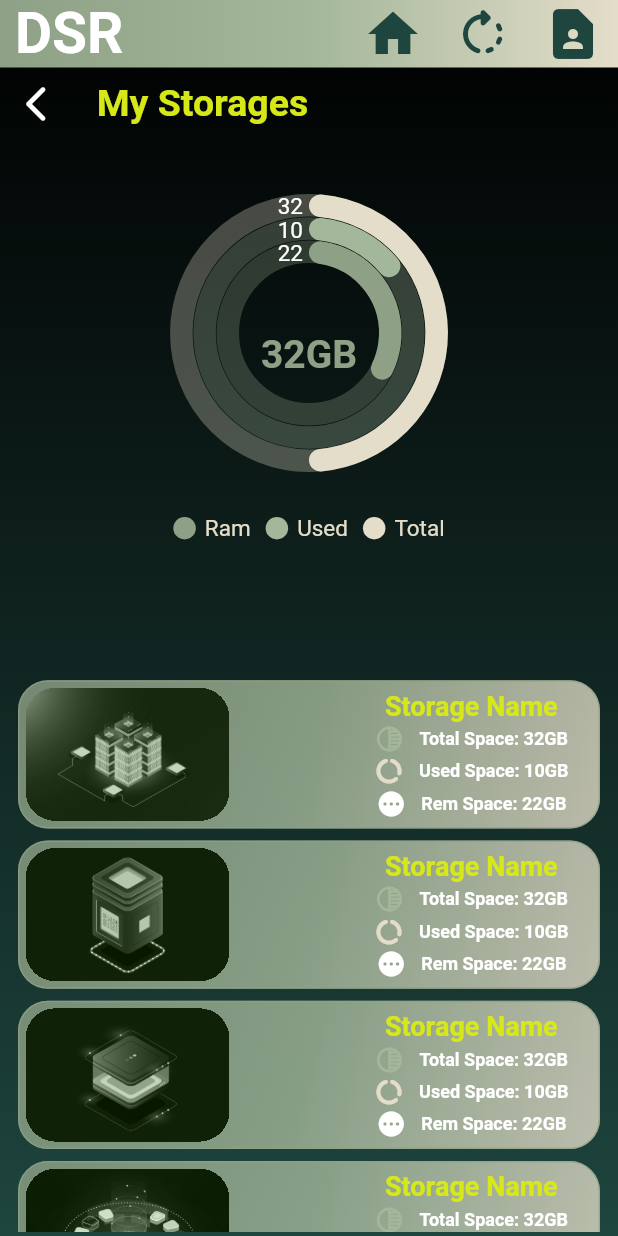
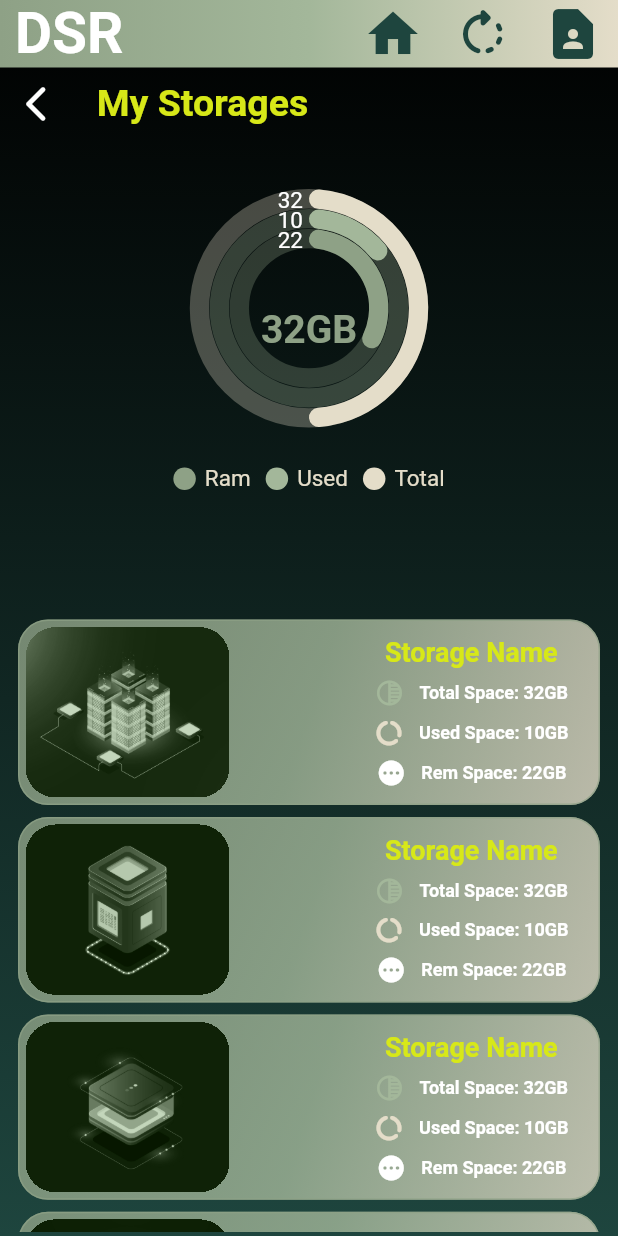
Before and after one commit to HrutujaP/Final-Year-Project---FrontEnd, a Flutter app: the HomeScreen screen opened by its route, after a tap on an icon or button, on a phone screen of 412 x 824 dp. Run offline on Flutter 3.47's test engine with Material 2 defaults, Android fonts, the phone set to English and light mode, and no system bars; our stand-ins replace analog_clock, email_validator, google_fonts, numberpicker, simple_gradient_text, slide_to_act and 3 more; missing offline and left inert: floating_bubbles, flutter_glow, video_player_win.

Commit message:
small chnages

```diff
--- a/diskspacerenting/lib/main.dart
+++ b/diskspacerenting/lib/main.dart
@@ -11,11 +11,6 @@ import 'package:flutter/material.dart';
 
 void main() {
   WidgetsFlutterBinding.ensureInitialized();
-  // SystemChrome.setSystemUIOverlayStyle(const SystemUiOverlayStyle(
-  //     statusBarIconBrightness: Brightness.light,
-  //     statusBarColor: kPrimaryColor,
-  //     systemNavigationBarColor: kPrimaryColor));
-
   runApp(const MyApp());
 }
 
@@ -28,7 +23,7 @@ class MyApp extends StatelessWidget {
     return MaterialApp(
       debugShowCheckedModeBanner: false,
       // initialRoute: HomeScreen.id,
-      initialRoute: FileStoarage.id,
+      initialRoute: MyStorages.id,
 
       routes: {
         HomeScreen.id: (context) => const HomeScreen(),
--- a/diskspacerenting/lib/screens/MyStoragesScreen/components/singledevice.dart
+++ b/diskspacerenting/lib/screens/MyStoragesScreen/components/singledevice.dart
@@ -21,7 +21,7 @@ class SingleDeive extends StatelessWidget {
         },
         child: Container(
           height: ResponsiveWidget.isSmallScreen(context)
-              ? MediaQuery.of(context).size.height * 0.12
+              ? MediaQuery.of(context).size.height * 0.15
               : MediaQuery.of(context).size.height * 0.3,
           width: MediaQuery.of(context).size.width * 0.9,
           decoration: BoxDecoration(
@@ -45,8 +45,8 @@ class SingleDeive extends StatelessWidget {
                   borderRadius: BorderRadius.circular(20),
                   clipBehavior: Clip.hardEdge,
                   child: ColorFiltered(
-                    colorFilter:
-                        const ColorFilter.mode(kContainerStartColor, BlendMode.color),
+                    colorFilter: const ColorFilter.mode(
+                        kContainerStartColor, BlendMode.color),
                     child: Image(
                       fit: BoxFit.cover,
                       image: AssetImage('assets/images/$img.jpg'),
@@ -73,7 +73,7 @@ class SingleDeive extends StatelessWidget {
                             color: kTextColor,
                             fontSize: ResponsiveWidget.isSmallScreen(context)
                                 ? 18
-                                : 26,
+                                : MediaQuery.of(context).size.width * 0.015,
                             fontWeight: FontWeight.w700)),
                     Row(
                       children: [
@@ -90,7 +90,8 @@ class SingleDeive extends StatelessWidget {
                                 fontSize:
                                     ResponsiveWidget.isSmallScreen(context)
                                         ? 12
-                                        : 20,
+                                        : MediaQuery.of(context).size.width *
+                                            0.013,
                                 fontWeight: FontWeight.bold)),
                       ],
                     ),
@@ -109,7 +110,8 @@ class SingleDeive extends StatelessWidget {
                                 fontSize:
                                     ResponsiveWidget.isSmallScreen(context)
                                         ? 12
-                                        : 20,
+                                        : MediaQuery.of(context).size.width *
+                                            0.013,
                                 fontWeight: FontWeight.bold)),
                       ],
                     ),
@@ -127,7 +129,8 @@ class SingleDeive extends StatelessWidget {
                                 fontSize:
                                     ResponsiveWidget.isSmallScreen(context)
                                         ? 12
-                                        : 20,
+                                        : MediaQuery.of(context).size.width *
+                                            0.013,
                                 fontWeight: FontWeight.bold)),
                       ],
                     ),
--- a/diskspacerenting/lib/screens/MyStoragesScreen/components/storageradialgraph.dart
+++ b/diskspacerenting/lib/screens/MyStoragesScreen/components/storageradialgraph.dart
@@ -21,7 +21,7 @@ class StorageRadialGraph extends StatelessWidget {
               fontWeight: FontWeight.bold)),
       SizedBox(
         height: ResponsiveWidget.isSmallScreen(context)
-            ? MediaQuery.of(context).size.height * 0.34
+            ? MediaQuery.of(context).size.height * 0.3
             : MediaQuery.of(context).size.width * 0.4,
         width: ResponsiveWidget.isSmallScreen(context)
             ? MediaQuery.of(context).size.width
--- a/diskspacerenting/lib/screens/MyStoragesScreen/mystorages.dart
+++ b/diskspacerenting/lib/screens/MyStoragesScreen/mystorages.dart
@@ -74,7 +74,7 @@ class _MyStoragesState extends State<MyStorages> {
                           StorageRadialGraph(chartData: chartData),
                           const Spacer(),
                           SizedBox(
-                            height: MediaQuery.of(context).size.height * 0.451,
+                            height: MediaQuery.of(context).size.height * 0.5,
                             child: ListView.builder(
                               scrollDirection: Axis.vertical,
                               physics: const BouncingScrollPhysics(),
```
